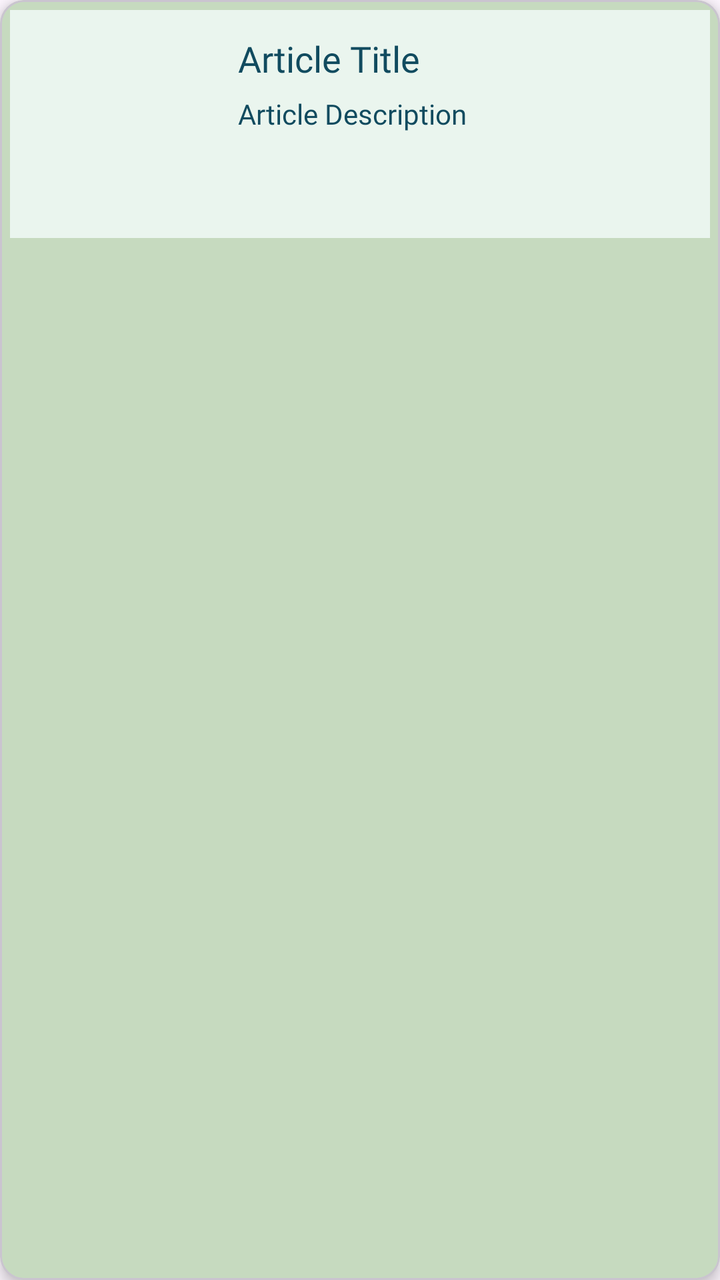
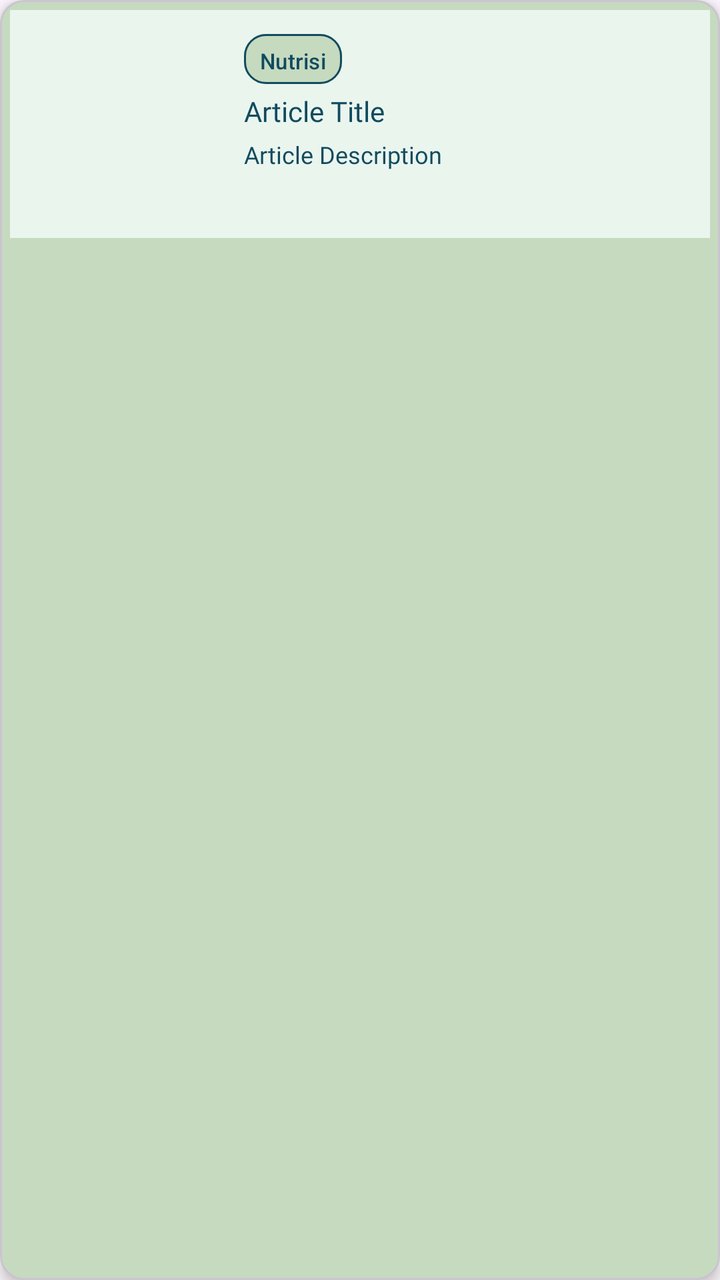

Compare the two renders of this Android layout. The source of the first and the diff that turns it into the second are given below.
<!-- AndroidManifest.xml: application theme Theme.Sherine_TIA -->
<!-- res/layout/item_article.xml -->
<?xml version="1.0" encoding="utf-8"?>
<com.google.android.material.card.MaterialCardView xmlns:android="http://schemas.android.com/apk/res/android"
    xmlns:app="http://schemas.android.com/apk/res-auto"
    android:layout_width="match_parent"
    android:layout_height="wrap_content"
    android:layout_marginHorizontal="16dp"
    android:layout_marginVertical="8dp"
    app:cardBackgroundColor="@color/lightGreen"
    app:cardCornerRadius="12dp"
    app:cardElevation="4dp">

    <androidx.constraintlayout.widget.ConstraintLayout
        android:layout_width="match_parent"
        android:layout_height="wrap_content"
        android:layout_margin="5dp"
        android:background="@color/bgColour"
        android:padding="12dp">

        <ImageView
            android:id="@+id/articleImg"
            android:layout_width="90dp"
            android:layout_height="90dp"
            android:contentDescription="Article Image"
            android:scaleType="centerCrop"
            app:layout_constraintBottom_toBottomOf="parent"
            app:layout_constraintStart_toStartOf="parent"
            app:layout_constraintTop_toTopOf="parent" />

        <TextView
            android:id="@+id/textTitle"
            android:layout_width="0dp"
            android:layout_height="wrap_content"
            android:layout_marginStart="12dp"
            android:fontFamily="@font/nunito_bold"
            android:text="Article Title"
            android:textColor="@color/blue"
            android:textSize="18sp"
            app:layout_constraintEnd_toEndOf="parent"
            app:layout_constraintStart_toEndOf="@id/articleImg"
            app:layout_constraintTop_toTopOf="parent" />

        <TextView
            android:id="@+id/textDescription"
            android:layout_width="0dp"
            android:layout_height="wrap_content"
            android:layout_marginStart="12dp"
            android:layout_marginTop="6dp"
            android:ellipsize="end"
            android:fontFamily="@font/nunito_regular"
            android:maxLines="3"
            android:text="Article Description"
            android:textColor="@color/blue"
            android:textSize="14sp"
            app:layout_constraintEnd_toEndOf="parent"
            app:layout_constraintStart_toEndOf="@id/articleImg"
            app:layout_constraintTop_toBottomOf="@id/textTitle" />

    </androidx.constraintlayout.widget.ConstraintLayout>

</com.google.android.material.card.MaterialCardView>
<!-- resources referenced by this layout -->
<resources>
  <color name="bgColour">#EAF5EE</color>
  <color name="blue">#114B5F</color>
  <color name="lightGreen">#C6DABF</color>
  <style name="Theme.Sherine_TIA" parent="Base.Theme.Sherine_TIA" />
  <style name="Base.Theme.Sherine_TIA" parent="Theme.Material3.DayNight.NoActionBar">
          
          
      </style>
</resources>

<!-- the commit's change to res/layout/item_article.xml (unified diff, before → after) -->
@@ -20,39 +20,61 @@
             android:id="@+id/articleImg"
             android:layout_width="90dp"
             android:layout_height="90dp"
-            android:contentDescription="Article Image"
             android:scaleType="centerCrop"
             app:layout_constraintBottom_toBottomOf="parent"
             app:layout_constraintStart_toStartOf="parent"
             app:layout_constraintTop_toTopOf="parent" />
 
+        <com.google.android.material.button.MaterialButton
+            android:id="@+id/btnKategori"
+            android:layout_width="wrap_content"
+            android:layout_height="25dp"
+            android:layout_marginStart="15dp"
+            android:insetTop="0dp"
+            android:insetBottom="0dp"
+            android:minWidth="0dp"
+            android:minHeight="0dp"
+            android:paddingHorizontal="8dp"
+            android:text="Nutrisi"
+            android:textAllCaps="false"
+            android:textColor="@color/blue"
+            android:textSize="11sp"
+            app:backgroundTint="@color/lightGreen"
+            app:cornerRadius="11dp"
+            app:layout_constraintStart_toEndOf="@id/articleImg"
+            app:layout_constraintTop_toTopOf="parent"
+            app:strokeColor="@color/blue"
+            app:strokeWidth="1dp" />
+
         <TextView
             android:id="@+id/textTitle"
             android:layout_width="0dp"
             android:layout_height="wrap_content"
-            android:layout_marginStart="12dp"
+            android:layout_marginStart="15dp"
+            android:layout_marginTop="4dp"
             android:fontFamily="@font/nunito_bold"
             android:text="Article Title"
             android:textColor="@color/blue"
-            android:textSize="18sp"
+            android:textSize="14sp"
             app:layout_constraintEnd_toEndOf="parent"
-            app:layout_constraintStart_toEndOf="@id/articleImg"
-            app:layout_constraintTop_toTopOf="parent" />
+            app:layout_constraintHorizontal_bias="1.0"
+            app:layout_constraintStart_toEndOf="@+id/articleImg"
+            app:layout_constraintTop_toBottomOf="@+id/btnKategori" />
 
         <TextView
             android:id="@+id/textDescription"
             android:layout_width="0dp"
             android:layout_height="wrap_content"
-            android:layout_marginStart="12dp"
-            android:layout_marginTop="6dp"
+            android:layout_marginStart="15dp"
+            android:layout_marginTop="4dp"
             android:ellipsize="end"
             android:fontFamily="@font/nunito_regular"
             android:maxLines="3"
             android:text="Article Description"
             android:textColor="@color/blue"
-            android:textSize="14sp"
+            android:textSize="12sp"
             app:layout_constraintEnd_toEndOf="parent"
-            app:layout_constraintStart_toEndOf="@id/articleImg"
+            app:layout_constraintStart_toEndOf="@+id/articleImg"
             app:layout_constraintTop_toBottomOf="@id/textTitle" />
 
     </androidx.constraintlayout.widget.ConstraintLayout>
